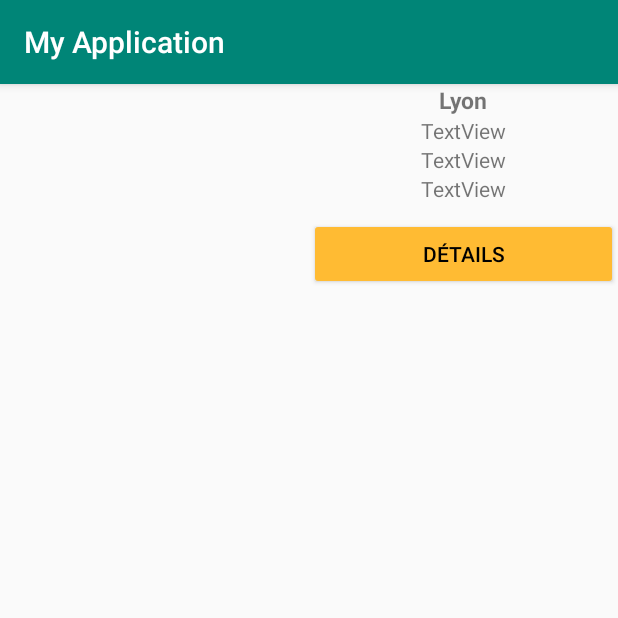
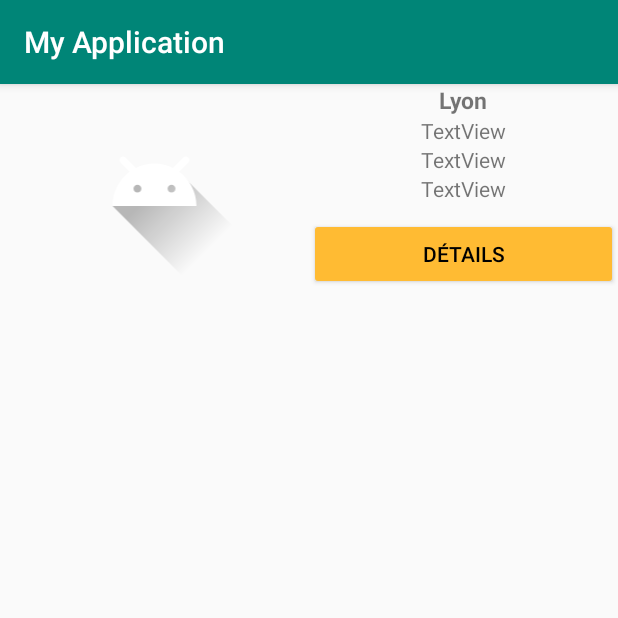
Before and after one commit to Rizvane95140/Android, an Android app: the screen it shows after launch (RecyclerViewActivity), on a phone screen of 412 x 824 dp, the top half of it. Run offline under Robolectric (Android 15) with nearby library versions, the light colour scheme and no system bars.

Commit message:
logement

```diff
--- a/app/src/main/res/layout/activity_recycler_view.xml
+++ b/app/src/main/res/layout/activity_recycler_view.xml
@@ -10,5 +10,6 @@
     <androidx.recyclerview.widget.RecyclerView
         android:id="@+id/rvwLogements"
         android:layout_width="match_parent"
-        android:layout_height="match_parent" />
+        android:layout_height="match_parent"
+        />
 </LinearLayout>
--- a/app/src/main/res/layout/dialog_reservation.xml
+++ b/app/src/main/res/layout/dialog_reservation.xml
@@ -5,7 +5,7 @@
     android:layout_height="match_parent">
 
     <TextView
-        android:id="@+id/textView5"
+        android:id="@+id/txtReservation"
         android:layout_width="match_parent"
         android:layout_height="wrap_content"
         android:text="Je souhaite réserver votre logement le" />
--- a/app/src/main/res/layout/item_logement.xml
+++ b/app/src/main/res/layout/item_logement.xml
@@ -8,13 +8,14 @@
     android:layout_height="wrap_content"
     >
 
-        <ImageView
-            android:id="@+id/imageView"
-            android:layout_width="match_parent"
-            android:layout_height="wrap_content"
-            tools:srcCompat="@tools:sample/avatars[4]"
-            android:layout_weight="1"
-            />
+
+    <ImageView
+        android:id="@+id/imageView"
+        android:layout_width="match_parent"
+        android:layout_height="match_parent"
+        android:layout_weight="1"
+        app:srcCompat="@drawable/ic_launcher_foreground"
+        />
 
     <LinearLayout
         android:layout_width="match_parent"
```
Also changed, not shown: app/src/main/java/com/example/myapplication/RecyclerViewActivity.java (+26 -1 lines).
